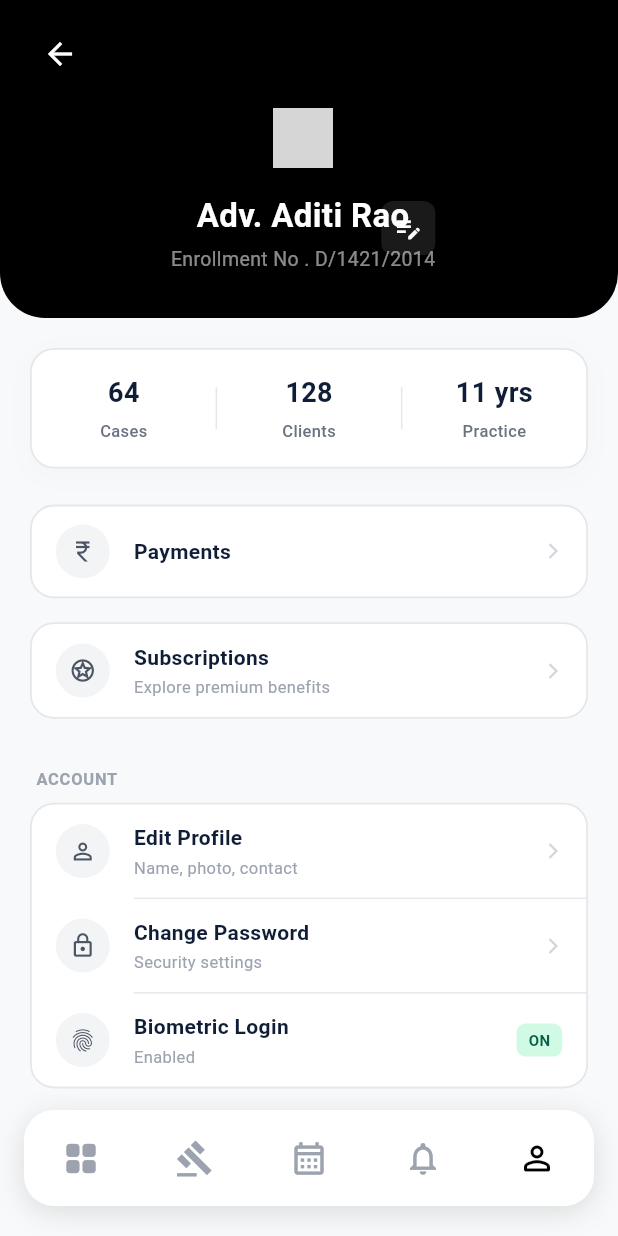
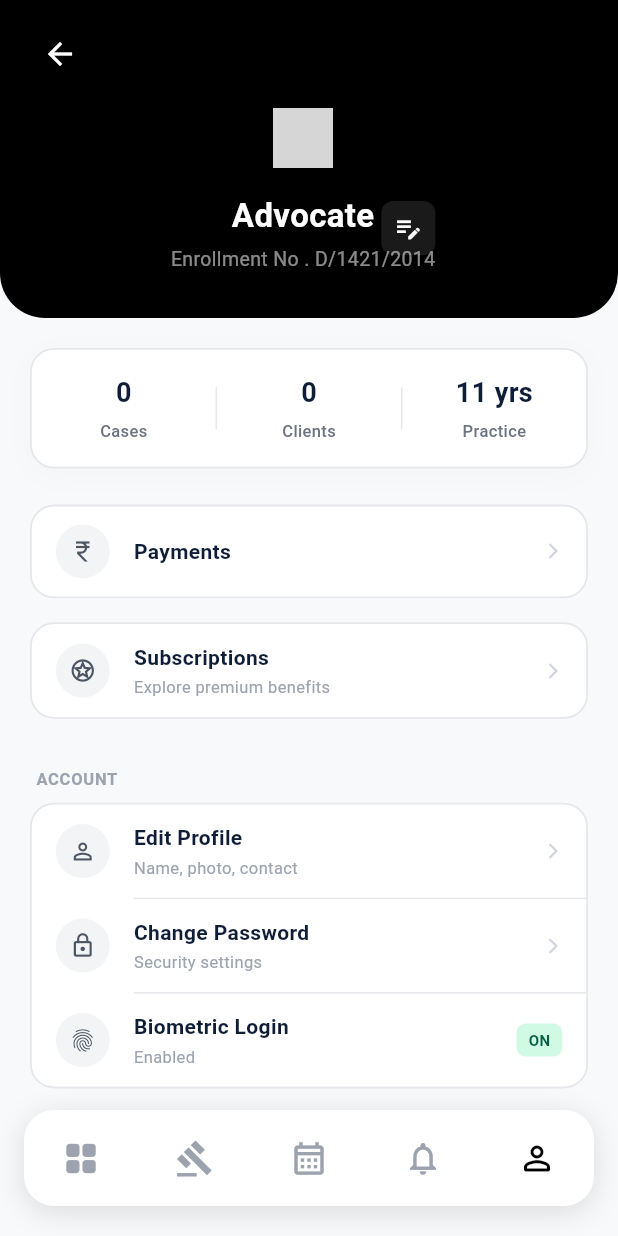
Before and after one commit to Akhilrs-RS/Flutter, a Flutter app: the APMSProfileScreen screen opened directly, on a phone screen of 412 x 824 dp. Run offline on Flutter 3.47's test engine with Material 3 defaults, Android fonts, the light colour scheme and no system bars; network calls fail; grey boxes are pictures that could not be loaded.

Commit message:
Implement dynamic stats and backend database integration for all screens in the navigation bar

```diff
--- a/lib/screens/profile_screen.dart
+++ b/lib/screens/profile_screen.dart
@@ -4,9 +4,45 @@ import 'package:advocate_app/screens/sign_in_screen.dart';
 import 'package:advocate_app/screens/cases_screen.dart';
 import 'package:advocate_app/screens/calendar_screen.dart';
 import 'package:advocate_app/screens/notifications_screen.dart';
+import 'package:advocate_app/services/api_service.dart';
 
-class APMSProfileScreen extends StatelessWidget {
+class APMSProfileScreen extends StatefulWidget {
   const APMSProfileScreen({super.key});
+
+  @override
+  State<APMSProfileScreen> createState() => _APMSProfileScreenState();
+}
+
+class _APMSProfileScreenState extends State<APMSProfileScreen> {
+  String _name = 'Advocate';
+  String _enrollment = 'D/1421/2014';
+  String _practiceYears = '11 yrs';
+  int _casesCount = 0;
+  int _clientsCount = 0;
+
+  @override
+  void initState() {
+    super.initState();
+    _fetchProfileData();
+  }
+
+  void _fetchProfileData() async {
+    final user = await ApiService.getCurrentUser();
+    final cases = await ApiService.getCases();
+    final clients = await ApiService.getClients();
+
+    if (mounted) {
+      setState(() {
+        if (user.isNotEmpty) {
+          _name = user['name']?.toString() ?? 'Advocate';
+          _enrollment = user['enrollment']?.toString() ?? 'D/1421/2014';
+          _practiceYears = user['practiceYears']?.toString() ?? '11 yrs';
+        }
+        _casesCount = cases.length;
+        _clientsCount = clients.length;
+      });
+    }
+  }
 
   Widget _buildStatItem(String val, String label) {
     return Column(
@@ -96,18 +132,18 @@ class APMSProfileScreen extends StatelessWidget {
                               ),
                             ),
                             const SizedBox(height: 16),
-                            const Text(
-                              'Adv. Aditi Rao',
-                              style: TextStyle(
+                            Text(
+                              _name,
+                              style: const TextStyle(
                                 color: Colors.white,
                                 fontSize: 22,
                                 fontWeight: FontWeight.bold,
                               ),
                             ),
                             const SizedBox(height: 4),
-                            const Text(
-                              'Enrollment No . D/1421/2014',
-                              style: TextStyle(
+                            Text(
+                              'Enrollment No . $_enrollment',
+                              style: const TextStyle(
                                 color: Colors.white54,
                                 fontSize: 13,
                               ),
@@ -159,11 +195,11 @@ class APMSProfileScreen extends StatelessWidget {
                         padding: const EdgeInsets.symmetric(vertical: 16),
                         child: Row(
                           children: [
-                            Expanded(child: _buildStatItem('64', 'Cases')),
+                            Expanded(child: _buildStatItem(_casesCount.toString(), 'Cases')),
                             Container(width: 1, height: 28, color: const Color(0xFFE5E7EB)),
-                            Expanded(child: _buildStatItem('128', 'Clients')),
+                            Expanded(child: _buildStatItem(_clientsCount.toString(), 'Clients')),
                             Container(width: 1, height: 28, color: const Color(0xFFE5E7EB)),
-                            Expanded(child: _buildStatItem('11 yrs', 'Practice')),
+                            Expanded(child: _buildStatItem(_practiceYears, 'Practice')),
                           ],
                         ),
                       ),
@@ -480,18 +516,18 @@ class APMSProfileScreen extends StatelessWidget {
                             ),
                           ),
                           const SizedBox(height: 16),
-                          const Text(
-                            'Adv. Aditi Rao',
-                            style: TextStyle(
+                          Text(
+                            _name,
+                            style: const TextStyle(
                               color: Color(0xFF0F1E36),
                               fontSize: 22,
                               fontWeight: FontWeight.bold,
                             ),
                           ),
                           const SizedBox(height: 4),
-                          const Text(
-                            'Enrollment No . D/1421/2014',
-                            style: TextStyle(
+                          Text(
+                            'Enrollment No . $_enrollment',
+                            style: const TextStyle(
                               color: Color(0xFF6B7280),
                               fontSize: 13,
                             ),
@@ -502,9 +538,9 @@ class APMSProfileScreen extends StatelessWidget {
                           Row(
                             mainAxisAlignment: MainAxisAlignment.spaceAround,
                             children: [
-                              _buildStatItem('64', 'Cases'),
-                              _buildStatItem('128', 'Clients'),
-                              _buildStatItem('11 yrs', 'Practice'),
+                              _buildStatItem(_casesCount.toString(), 'Cases'),
+                              _buildStatItem(_clientsCount.toString(), 'Clients'),
+                              _buildStatItem(_practiceYears, 'Practice'),
                             ],
                           ),
                         ],
--- a/lib/services/api_service.dart
+++ b/lib/services/api_service.dart
@@ -238,4 +238,19 @@ class ApiService {
     }
     return {'success': false, 'message': 'Connection error.'};
   }
+
+  static Future<Map<String, dynamic>> getCurrentUser() async {
+    try {
+      final res = await http.get(Uri.parse('$baseUrl/auth/me'));
+      if (res.statusCode == 200) {
+        final data = jsonDecode(res.body) as Map<String, dynamic>;
+        if (data['success'] == true) {
+          return data['user'] as Map<String, dynamic>;
+        }
+      }
+    } catch (e) {
+      print('Network error fetching current user: $e');
+    }
+    return {};
+  }
 }
```
Also changed, not shown: backend/lib/api_router.dart (+19 -0 lines), lib/screens/cases_screen.dart (+10 -10 lines), lib/screens/home_screen.dart (+19 -20 lines), lib/screens/police_visits_screen.dart (+5 -5 lines), lib/screens/reminders_screen.dart (+5 -5 lines).
